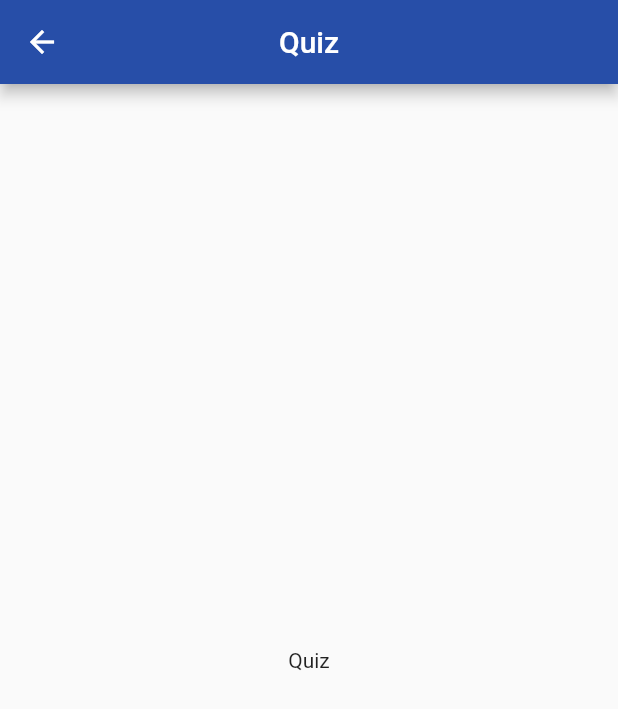
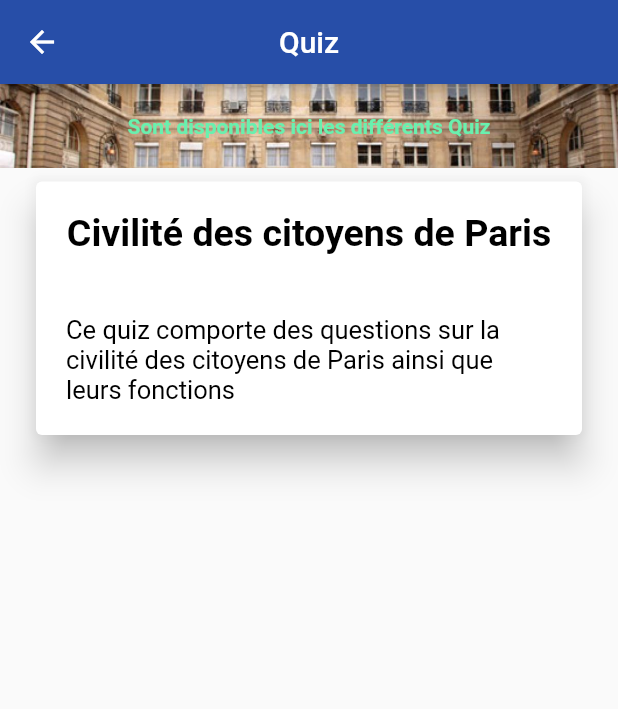
Before and after one commit to ClementQ/flutter_cube, a Flutter app: the Quiz screen opened directly, on a phone screen of 412 x 824 dp. Shown: the top 709 px of the screen. Run offline on Flutter 3.47's test engine with Material 2 defaults, Android fonts, the phone set to English and light mode, and no system bars; network calls fail.

Commit message:
Add QuestionsQuiz.dart

```diff
--- a/lib/Components/Post.dart
+++ b/lib/Components/Post.dart
@@ -1,6 +1,3 @@
-
-import 'dart:async';
-
 import 'package:flutter/material.dart';
 import 'package:flutter_cube/Models/Article.dart';
 import 'package:flutter_cube/Models/getPopularArticle.dart';
--- /dev/null
+++ b/lib/Components/QuizList.dart
@@ -0,0 +1,93 @@
+import 'package:flutter/material.dart';
+import 'package:flutter_cube/Models/Article.dart';
+import 'package:flutter_cube/Models/getPopularArticle.dart';
+import 'package:flutter_cube/Pages/Forum.dart';
+import 'package:flutter_cube/Pages/QuestionsQuiz.dart';
+
+class QuizList extends StatefulWidget {
+  QuizList({Key key}) : super(key: key);
+
+  @override
+  _QuizListState createState() => _QuizListState();
+}
+
+class _QuizListState extends State<QuizList> {
+
+
+  @override
+  void initState() {
+
+  }
+
+  @override
+  Widget build(BuildContext context) {
+      return Container(
+        margin: EdgeInsets.only(top: 5, bottom: 5, right: 20, left: 20),
+        child: Card(
+          elevation: 10,
+          child: Column(
+            children: [
+              Padding(
+                padding: EdgeInsets.all(10),
+                child: Row(
+                  children: [
+                    Expanded(
+                      child: Center(
+                        child: InkWell(
+                          onTap: () {
+                            Navigator.push(
+                                context,
+                                MaterialPageRoute(builder: (BuildContext context) {
+                                  return QuestionsQuiz(title: "Forum",);
+                                })
+                            );
+                          },
+                          child: new Padding(
+                            padding: new EdgeInsets.all(10.0),
+                            child: Text("Civilité des citoyens de Paris", style: TextStyle(
+                                color: Colors.black,
+                                fontSize: 25,
+                                fontWeight: FontWeight.bold,
+                                decoration: TextDecoration.none
+                            )),
+                          ),
+                        ),
+                      ),
+                    )
+                  ],
+                ),
+              ),
+              Padding(
+                padding: EdgeInsets.all(10),
+                child: Row(
+                  children: [
+                    Expanded(
+                      child: Center(
+                        child: InkWell(
+                          onTap: () {
+                            Navigator.push(
+                                context,
+                                MaterialPageRoute(builder: (BuildContext context) {
+                                  return QuestionsQuiz(title: "Forum",);
+                              })
+                            );
+                          },
+                          child: new Padding(
+                            padding: new EdgeInsets.all(10.0),
+                            child: Text("Ce quiz comporte des questions sur la civilité des citoyens de Paris ainsi que leurs fonctions", style: TextStyle(
+                                color: Colors.black,
+                                fontSize: 17,
+                                decoration: TextDecoration.none)),
+                          ),
+                        ),
+                      ),
+                    )
+                  ],
+                ),
+              ),
+            ],
+          ),
+        ),
+      );
+    }
+  }
--- a/lib/Pages/Quiz.dart
+++ b/lib/Pages/Quiz.dart
@@ -1,8 +1,5 @@
 import 'package:flutter/material.dart';
-import 'package:flutter_cube/Pages/Acount.dart';
-import 'package:flutter_cube/Pages/Forum.dart';
-import 'package:flutter_cube/Pages/Quiz.dart';
-import 'package:flutter_cube/Pages/home_page.dart';
+import 'package:flutter_cube/Components/QuizList.dart';
 
 class Quiz extends StatefulWidget {
   Quiz({Key key, this.title}) : super(key: key);
@@ -19,15 +16,43 @@ class _Quiz_State extends State<Quiz> {
     return Scaffold(
       appBar: AppBar(
         title: Text(widget.title),
-        backgroundColor: Color.fromARGB(255,39,78,168),
+        backgroundColor: Color.fromARGB(255, 39, 78, 168),
         centerTitle: true,
 
       ),
-      body: Center(
-          child:
-          Text("Quiz")
+      body:
+      SingleChildScrollView(
+        child: Column(
+          children: [
+            Center(
+              child: Row(
+                children: [
+                  Expanded(
+                    child: Container(
+
+                        padding: EdgeInsets.only(top: 20, bottom: 20),
+                        decoration: BoxDecoration(
+                            image: DecorationImage(
+                              image: AssetImage(
+                                  "Assets/Images/ministere-energie_fiche.jpg"),
+                              fit: BoxFit.cover,
+                            )
+                        ),
+                        child: Center(
+                          child:
+                          Text("Sont disponibles ici les différents Quiz",
+                            style: TextStyle(color: Colors.greenAccent,
+                                fontWeight: FontWeight.bold),),
+                        )
+                    ),
+                  ),
+                ],
+              ),
+            ),
+            QuizList()
+          ],
+        ),
       ),
-
     );
   }
 }
```
Also changed, not shown: lib/Pages/Forum.dart (+0 -16 lines), lib/Pages/QuestionsQuiz.dart (added, +40 -0 lines).
